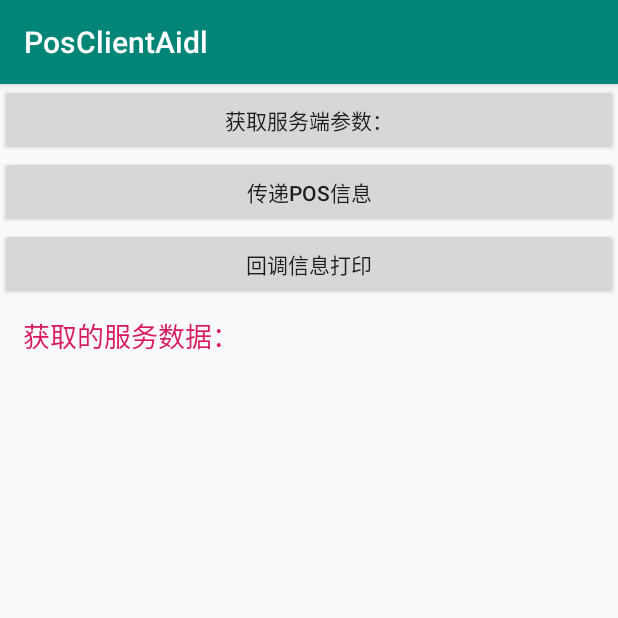
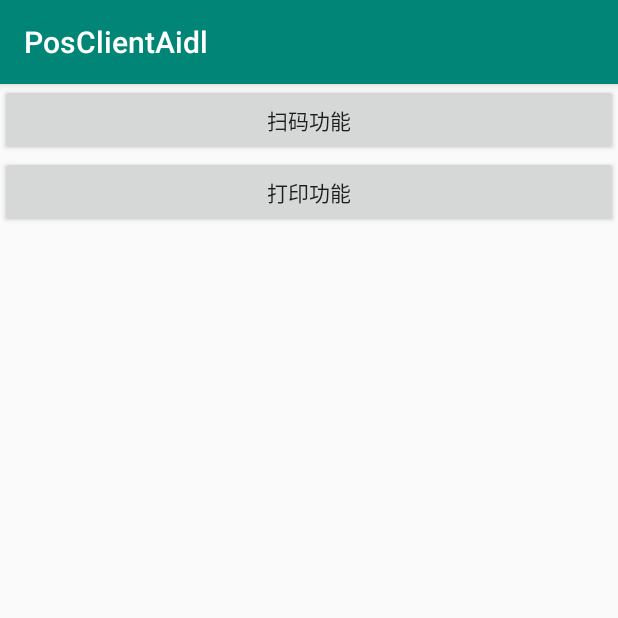
Before and after one commit to HahalongGit/PosClient, an Android app: the screen it shows after launch (MainActivity before the commit, GuideActivity after it), on a phone screen of 412 x 824 dp, the top half of it. Run offline under Robolectric (Android 15) with nearby library versions, the light colour scheme and no system bars.

Commit message:
添加扫码模块

```diff
--- a/app/src/main/java/com/lll/posclientaidl/BaseActivity.java
+++ b/app/src/main/java/com/lll/posclientaidl/BaseActivity.java
@@ -3,17 +3,14 @@ package com.lll.posclientaidl;
 import android.content.ComponentName;
 import android.content.Intent;
 import android.content.ServiceConnection;
+import android.os.Bundle;
 import android.os.IBinder;
 import android.os.RemoteException;
-import android.support.v7.app.AppCompatActivity;
-import android.os.Bundle;
 import android.util.Log;
-import android.widget.Toast;
 
 import com.lll.posserviceaidl.AidlDeviceManager;
-import com.lll.posserviceaidl.IPosQuickScanManager;
-import com.lll.posserviceaidl.PsoPrinterManager;
-import com.lll.posserviceaidl.constant.Constant;
+
+import androidx.appcompat.app.AppCompatActivity;
 
 public abstract class BaseActivity extends AppCompatActivity {
 
@@ -45,12 +42,15 @@ public abstract class BaseActivity extends AppCompatActivity {
     @Override
     protected void onCreate(Bundle savedInstanceState) {
         super.onCreate(savedInstanceState);
-        if (this.getClass().getName().equals(MainActivity.class.getName())) {
-            // 绑定Service
-            Intent service = new Intent("com.lll.posserviceaidl.PosPrinterService");
-            service.setPackage("com.lll.posserviceaidl");//服务端的包名
-            bindService(service, mPsoPrinterConnection, BIND_AUTO_CREATE);
-        }
+        bindService();
+
+    }
+
+    private void bindService() {
+        // 绑定Service
+        Intent service = new Intent("com.lll.posserviceaidl.PosPrinterService");
+        service.setPackage("com.lll.posserviceaidl");//服务端的包名
+        bindService(service, mPsoPrinterConnection, BIND_AUTO_CREATE);
     }
 
     /**
--- /dev/null
+++ b/app/src/main/java/com/lll/posclientaidl/GuideActivity.java
@@ -0,0 +1,42 @@
+package com.lll.posclientaidl;
+
+import android.content.Intent;
+import android.os.Bundle;
+import android.view.View;
+import android.widget.Button;
+
+import androidx.appcompat.app.AppCompatActivity;
+
+public class GuideActivity extends AppCompatActivity implements View.OnClickListener {
+
+    private Button mBtnScannQrCode;
+
+    private Button mBtnPrinter;
+
+    @Override
+    protected void onCreate(Bundle savedInstanceState) {
+        super.onCreate(savedInstanceState);
+        setContentView(R.layout.activity_guide);
+        mBtnScannQrCode = findViewById(R.id.btn_scannQrCode);
+        mBtnPrinter = findViewById(R.id.btn_printer);
+        mBtnPrinter.setOnClickListener(this);
+        mBtnScannQrCode.setOnClickListener(this);
+
+    }
+
+    @Override
+    public void onClick(View v) {
+        switch (v.getId()) {
+            case R.id.btn_printer: {
+                Intent intent = new Intent(this, PrinterActivity.class);
+                startActivity(intent);
+                break;
+            }
+            case R.id.btn_scannQrCode: {
+                Intent intent = new Intent(this, QuickScanQrActivity.class);
+                startActivity(intent);
+                break;
+            }
+        }
+    }
+}
--- a/app/src/main/java/com/lll/posclientaidl/MainActivity.java
+++ b/app/src/main/java/com/lll/posclientaidl/PrinterActivity.java
@@ -1,7 +1,5 @@
 package com.lll.posclientaidl;
 
-import android.content.ComponentName;
-import android.content.ServiceConnection;
 import android.os.Bundle;
 import android.os.IBinder;
 import android.os.RemoteException;
@@ -20,9 +18,9 @@ import com.lll.posserviceaidl.constant.Constant;
 
 import java.util.ArrayList;
 
-public class MainActivity extends BaseActivity implements View.OnClickListener {
+public class PrinterActivity extends BaseActivity implements View.OnClickListener {
 
-    private static final String TAG = "MainActivity";
+    private static final String TAG = "PrinterActivity";
 
     private TextView mTextView;
 
@@ -46,7 +44,7 @@ public class MainActivity extends BaseActivity implements View.OnClickListener {
         public void onPrintSuccess(int code, String message) throws RemoteException {
             Log.e(TAG, "onPrintSuccess: " + Thread.currentThread().getName());// main
             Log.e(TAG, "onPrintSuccess-message: " + message);
-            Toast.makeText(MainActivity.this, message, Toast.LENGTH_SHORT).show();
+            Toast.makeText(PrinterActivity.this, message, Toast.LENGTH_SHORT).show();
         }
 
         @Override
@@ -59,7 +57,7 @@ public class MainActivity extends BaseActivity implements View.OnClickListener {
     @Override
     protected void onCreate(Bundle savedInstanceState) {
         super.onCreate(savedInstanceState);
-        setContentView(R.layout.activity_main);
+        setContentView(R.layout.activity_printer);
         mTextView = findViewById(R.id.tv_obtainData);
         mButton = findViewById(R.id.btn_bindService);
         mBtnObtainData = findViewById(R.id.btn_obtainData);
@@ -82,7 +80,7 @@ public class MainActivity extends BaseActivity implements View.OnClickListener {
         } catch (RemoteException e) {
             e.printStackTrace();
         }
-        Toast.makeText(MainActivity.this, "服务链接成功", Toast.LENGTH_SHORT).show();
+        Toast.makeText(PrinterActivity.this, "服务链接成功", Toast.LENGTH_SHORT).show();
     }
 
     @Override
--- /dev/null
+++ b/app/src/main/res/layout/activity_guide.xml
@@ -0,0 +1,23 @@
+<?xml version="1.0" encoding="utf-8"?>
+<LinearLayout
+    xmlns:android="http://schemas.android.com/apk/res/android"
+    xmlns:app="http://schemas.android.com/apk/res-auto"
+    xmlns:tools="http://schemas.android.com/tools"
+    android:layout_width="match_parent"
+    android:layout_height="match_parent"
+    android:orientation="vertical"
+    tools:context=".GuideActivity">
+
+    <Button
+        android:id="@+id/btn_scannQrCode"
+        android:layout_width="match_parent"
+        android:layout_height="wrap_content"
+        android:text="扫码功能" />
+
+    <Button
+        android:id="@+id/btn_printer"
+        android:layout_width="match_parent"
+        android:layout_height="wrap_content"
+        android:text="打印功能" />
+
+</LinearLayout>
--- a/app/src/main/res/layout/activity_main.xml
+++ b/app/src/main/res/layout/activity_printer.xml
@@ -6,7 +6,7 @@
     android:layout_width="match_parent"
     android:layout_height="match_parent"
     android:orientation="vertical"
-    tools:context=".MainActivity">
+    tools:context=".PrinterActivity">
 
     <Button
         android:id="@+id/btn_bindService"
```
Also changed, not shown: app/build.gradle (+16 -3 lines), app/src/main/AndroidManifest.xml (+6 -4 lines), app/src/main/java/com/lll/posclientaidl/QuickScanQrActivity.java (added, +110 -0 lines), app/src/main/res/layout/activity_quick_scan_qr.xml (added, +34 -0 lines).
